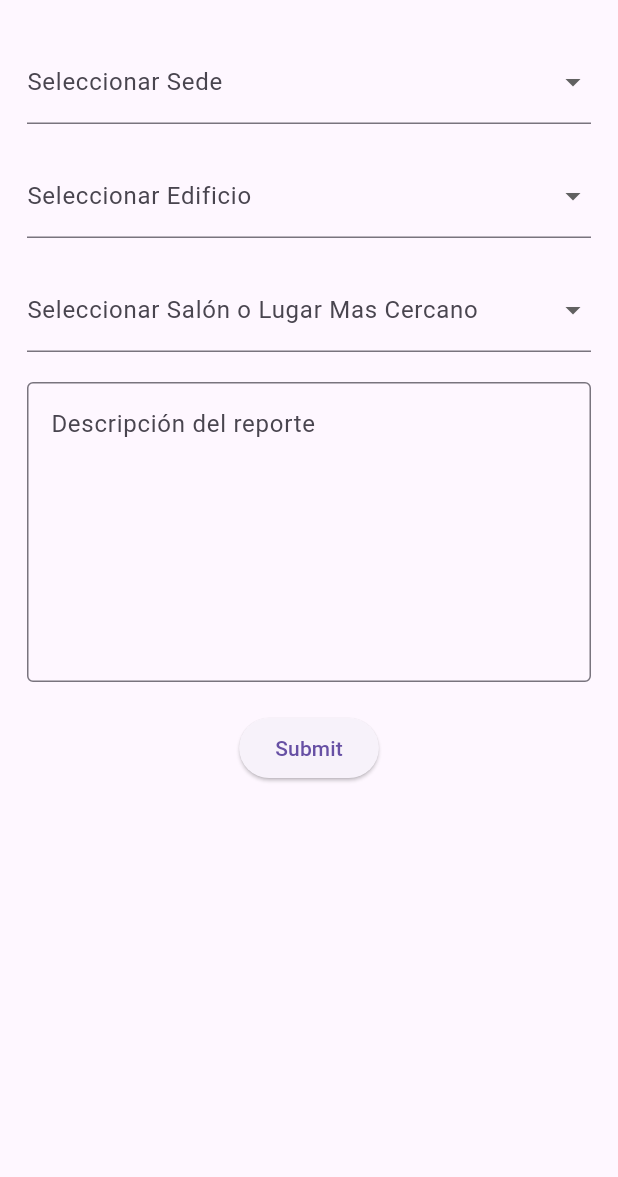
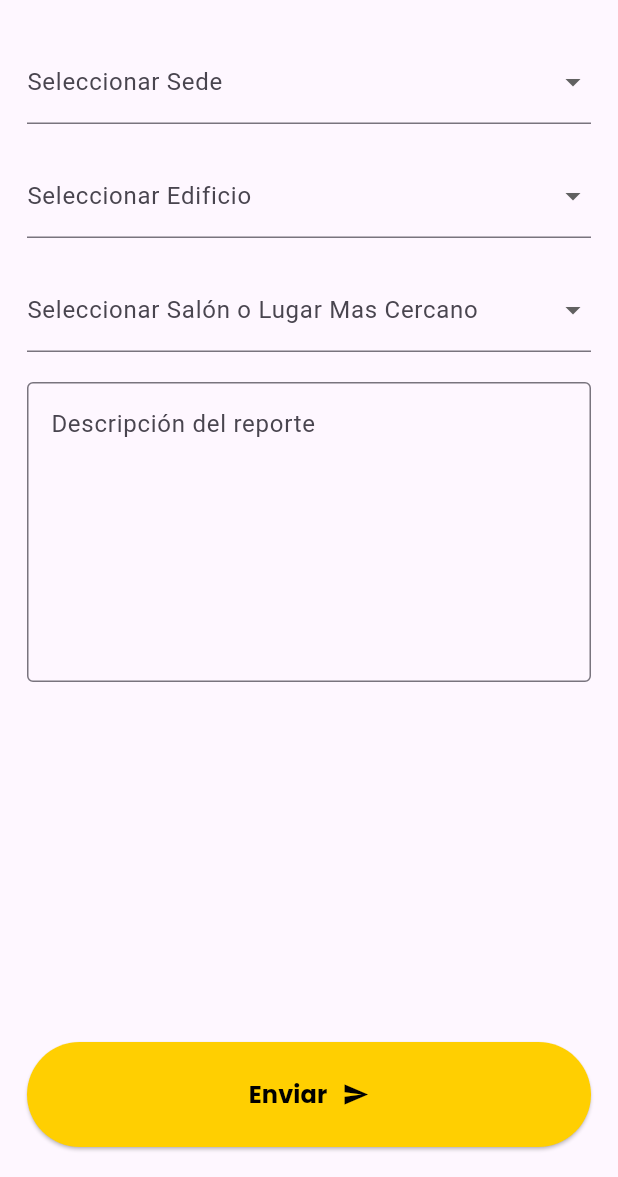
Before and after one commit to igrisdev/reportes_unimayor, a Flutter app: the CreateReportUserScreen screen opened directly, on a phone screen of 412 x 824 dp, the part 59-1236 px from its top. Run offline on Flutter 3.47's test engine with Material 3 defaults, Android fonts, the phone set to English and light mode, and no system bars; our stand-ins replace google_fonts.

Commit message:
Enhance CreateReportUserScreen submit button with styling and icon; update button text to 'Enviar'

```diff
--- a/lib/screens/users/create_report_user_screen.dart
+++ b/lib/screens/users/create_report_user_screen.dart
@@ -1,5 +1,7 @@
 import 'package:flutter/material.dart';
+import 'package:google_fonts/google_fonts.dart';
 import 'package:reportes_unimayor/components/app_bar_user.dart';
+import 'package:reportes_unimayor/themes/light.theme.dart';
 
 class CreateReportUserScreen extends StatefulWidget {
   const CreateReportUserScreen({super.key});
@@ -121,7 +123,20 @@ class _CreateReportUserScreenState extends State<CreateReportUserScreen> {
                 },
               ),
               const SizedBox(height: 20),
-              ElevatedButton(
+              Spacer(),
+              Padding(
+                padding: const EdgeInsets.only(bottom: 20),
+                child: SizedBox(
+                  width: double.infinity,
+                  height: 70,
+                  child: ElevatedButton(
+                    style: ElevatedButton.styleFrom(
+                      backgroundColor: lightMode.colorScheme.secondary,
+                      foregroundColor: lightMode.colorScheme.secondaryFixed,
+                      shape: RoundedRectangleBorder(
+                        borderRadius: BorderRadius.circular(100),
+                      ),
+                    ),
                     onPressed: () {
                       if (_formKey.currentState!.validate()) {
                         ScaffoldMessenger.of(context).showSnackBar(
@@ -129,7 +144,22 @@ class _CreateReportUserScreenState extends State<CreateReportUserScreen> {
                         );
                       }
                     },
-                child: const Text('Submit'),
+                    child: Row(
+                      mainAxisAlignment: MainAxisAlignment.center,
+                      children: [
+                        Text(
+                          'Enviar',
+                          style: GoogleFonts.poppins(
+                            fontSize: 16,
+                            fontWeight: FontWeight.bold,
+                          ),
+                        ),
+                        const SizedBox(width: 10),
+                        const Icon(Icons.send),
+                      ],
+                    ),
+                  ),
+                ),
               ),
             ],
           ),
```
Lines whose indentation alone changed are shown as unchanged.
